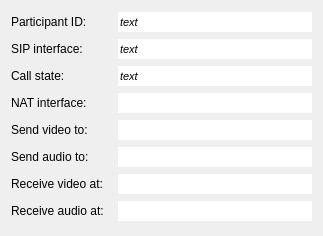
The window that Homer/forms/SessionInfoWidget.ui (Homer-Conferencing/Homer-Conferencing) describes before a commit, drawn with Qt 5.
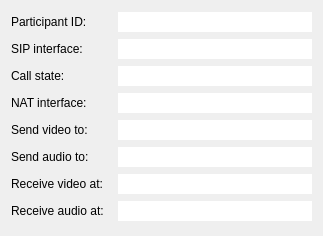
The same window after the commit.

What changed in the file:
```diff
--- a/Homer/forms/SessionInfoWidget.ui
+++ b/Homer/forms/SessionInfoWidget.ui
@@ -110,7 +110,7 @@
         </font>
        </property>
        <property name="text">
-        <string>text</string>
+        <string/>
        </property>
        <property name="frame">
         <bool>false</bool>
@@ -200,7 +200,7 @@
         </font>
        </property>
        <property name="text">
-        <string>text</string>
+        <string/>
        </property>
        <property name="frame">
         <bool>false</bool>
@@ -290,7 +290,7 @@
         </font>
        </property>
        <property name="text">
-        <string>text</string>
+        <string/>
        </property>
        <property name="frame">
         <bool>false</bool>
```
